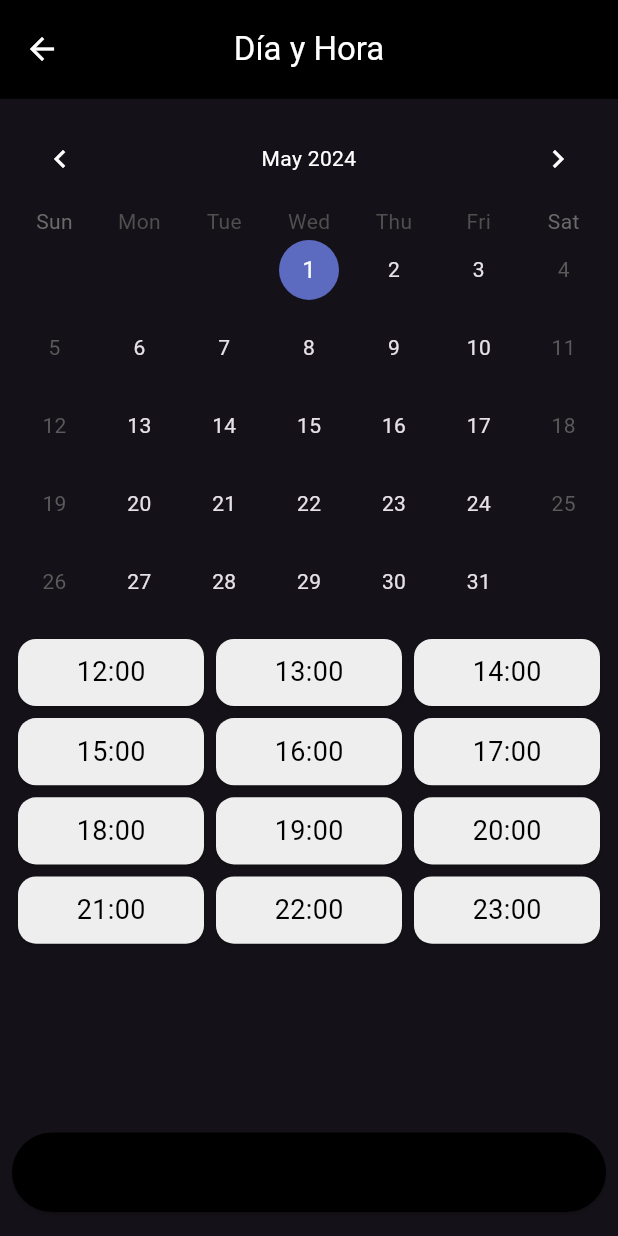
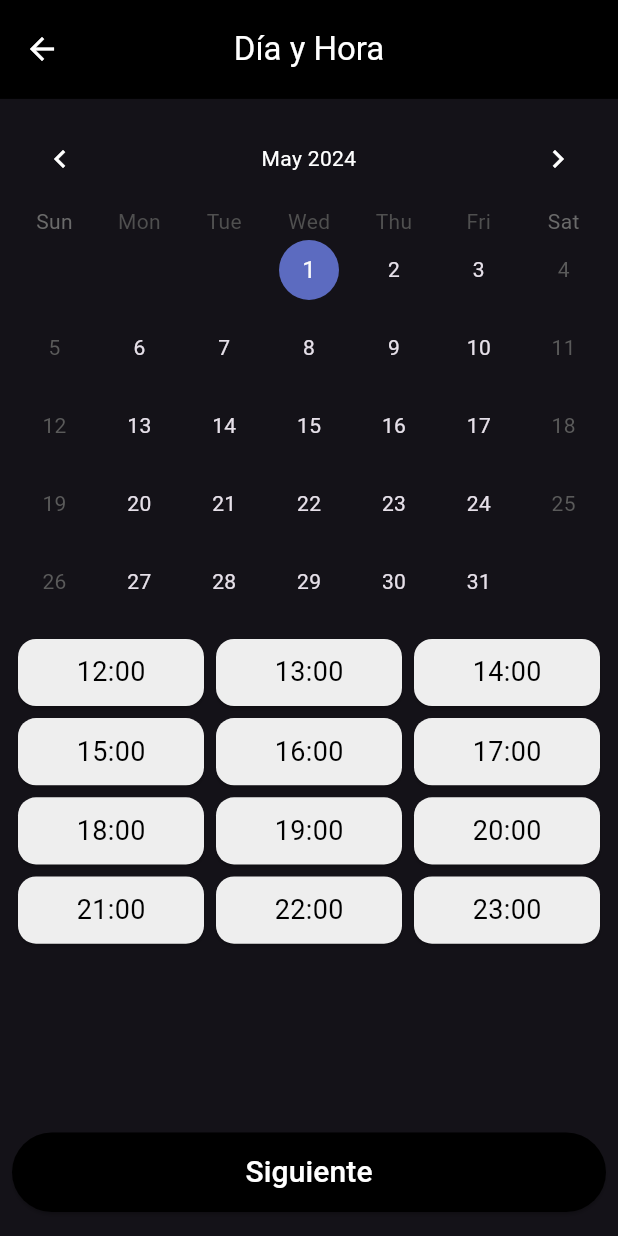
Before and after one commit to amsteradri/Nearvice, a Flutter app: the SelectTimePage screen opened directly, on a phone screen of 412 x 824 dp. Run offline on Flutter 3.47's test engine with Material 3 defaults, Android fonts, the phone set to English and light mode, and no system bars; drawn by our look-alikes of table_calendar; our stand-ins replace flutter_map, flutter_svg, latlong2.

Commit message:
fixed select time letter color

```diff
--- a/lib/select_time_page.dart
+++ b/lib/select_time_page.dart
@@ -110,7 +110,7 @@ class _SelectTimePageState extends State<SelectTimePage> {
                     );
                   }
                 },
-                child: Text('Siguiente', style: TextStyle(fontSize: 20)),
+                child: Text('Siguiente', style: TextStyle(fontSize: 20, color: Colors.white)),
               ),
             ),
           ],
```
